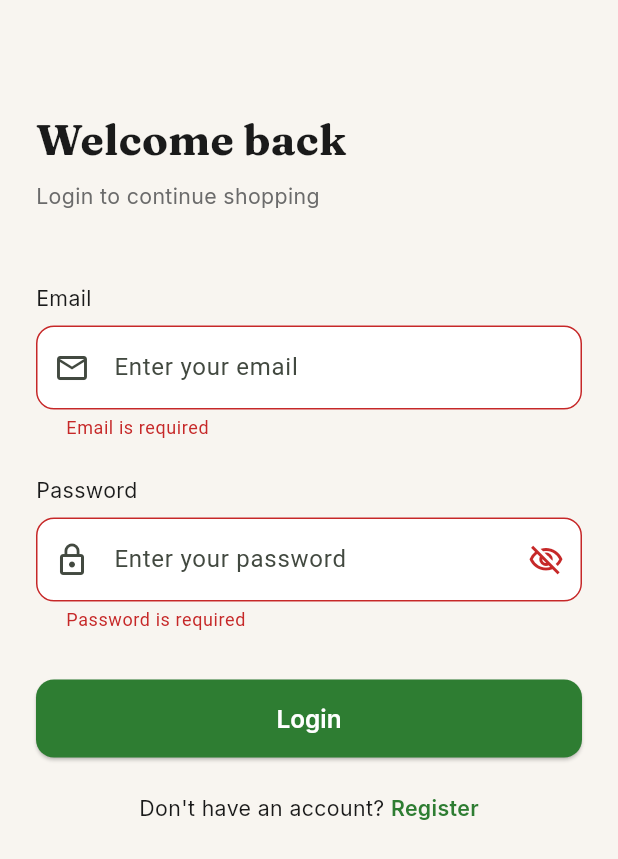
After one commit to prasiddha-dahal/ResGo, a Flutter app: the LoginScreen screen opened directly, after a tap on "Login", on a phone screen of 412 x 824 dp. The commit adds this screen. Shown: the top 859 px of the screen. Run offline on Flutter 3.47's test engine with Material 3 defaults, Android fonts, the phone set to English and light mode, and no system bars; our stand-ins replace dartz, dio, flutter_riverpod, flutter_screenutil, freezed_annotation, go_router and 6 more; accounts and stored records are empty.

Commit message:
feat(auth): implement login screen

```diff
--- a/lib/core/theme/app_text_styles.dart
+++ b/lib/core/theme/app_text_styles.dart
@@ -1,57 +1,56 @@
 import 'package:flutter/material.dart';
+import 'package:flutter_screenutil/flutter_screenutil.dart';
 import 'package:google_fonts/google_fonts.dart';
+
 import 'package:resgo/core/theme/app_colors.dart';
 
 class AppTextStyles {
   AppTextStyles._();
 
   static TextStyle get heading1 => GoogleFonts.fraunces(
-        fontSize: 28,
+        fontSize: 28.sp,
         fontWeight: FontWeight.w700,
         color: AppColors.textPrimary,
       );
 
   static TextStyle get heading2 => GoogleFonts.fraunces(
-        fontSize: 22,
+        fontSize: 22.sp,
         fontWeight: FontWeight.w600,
         color: AppColors.textPrimary,
       );
 
   static TextStyle get heading3 => GoogleFonts.fraunces(
-        fontSize: 18,
+        fontSize: 18.sp,
         fontWeight: FontWeight.w600,
         color: AppColors.textPrimary,
       );
 
-  // Body – clean readable font
   static TextStyle get bodyLarge => GoogleFonts.inter(
-        fontSize: 16,
+        fontSize: 16.sp,
         fontWeight: FontWeight.w400,
         color: AppColors.textPrimary,
       );
 
   static TextStyle get bodyMedium => GoogleFonts.inter(
-        fontSize: 14,
+        fontSize: 14.sp,
         fontWeight: FontWeight.w400,
         color: AppColors.textPrimary,
       );
 
   static TextStyle get bodySmall => GoogleFonts.inter(
-        fontSize: 12,
+        fontSize: 12.sp,
         fontWeight: FontWeight.w400,
         color: AppColors.textSecondary,
       );
 
-  // Buttons
   static TextStyle get button => GoogleFonts.inter(
-        fontSize: 16,
+        fontSize: 16.sp,
         fontWeight: FontWeight.w600,
         color: AppColors.textOnPrimary,
       );
 
-  // Price
   static TextStyle get price => GoogleFonts.inter(
-        fontSize: 18,
+        fontSize: 18.sp,
         fontWeight: FontWeight.w700,
         color: AppColors.primary,
       );
--- /dev/null
+++ b/lib/features/auth/presentation/screens/login_screen.dart
@@ -0,0 +1,188 @@
+import 'package:flutter/material.dart';
+import 'package:flutter_riverpod/flutter_riverpod.dart';
+import 'package:go_router/go_router.dart';
+import 'package:resgo/core/router/app_routes.dart';
+import 'package:resgo/core/theme/app_colors.dart';
+import 'package:resgo/core/theme/app_dimensions.dart';
+import 'package:resgo/core/theme/app_text_styles.dart';
+import 'package:resgo/features/auth/data/models/requests/login_request/login_request.dart';
+import 'package:resgo/features/auth/presentation/providers/auth_controller.dart';
+import 'package:top_snackbar_flutter/custom_snack_bar.dart';
+import 'package:top_snackbar_flutter/top_snack_bar.dart';
+import 'package:loading_animation_widget/loading_animation_widget.dart';
+
+class LoginScreen extends ConsumerStatefulWidget {
+  const LoginScreen({super.key});
+
+  @override
+  ConsumerState<LoginScreen> createState() => _LoginScreenState();
+}
+
+class _LoginScreenState extends ConsumerState<LoginScreen> {
+  final _formKey = GlobalKey<FormState>();
+  final _emailController = TextEditingController();
+  final _passwordController = TextEditingController();
+  bool _obscurePassword = true;
+
+  @override
+  void dispose() {
+    _emailController.dispose();
+    _passwordController.dispose();
+    super.dispose();
+  }
+
+  Future<void> _onLogin() async {
+    if (!_formKey.currentState!.validate()) return;
+
+    await ref
+        .read(authControllerProvider.notifier)
+        .login(
+          LoginRequest(
+            email: _emailController.text.trim(),
+            password: _passwordController.text.trim(),
+          ),
+        );
+
+    final state = ref.read(authControllerProvider);
+
+    if (state.status == AuthStatus.success) {
+      if (mounted) {
+        context.go(AppRoutes.home);
+      }
+    } else if (state.status == AuthStatus.error && state.message != null) {
+      if (mounted) {
+        showTopSnackBar(
+          Overlay.of(context),
+          CustomSnackBar.error(message: state.message!),
+        );
+      }
+    }
+  }
+
+  @override
+  Widget build(BuildContext context) {
+    final authState = ref.watch(authControllerProvider);
+    final isLoading = authState.status == AuthStatus.loading;
+
+    return Scaffold(
+      backgroundColor: AppColors.background,
+      body: SafeArea(
+        child: SingleChildScrollView(
+          padding: const EdgeInsets.all(AppDimensions.lg),
+          child: Form(
+            key: _formKey,
+            child: Column(
+              crossAxisAlignment: CrossAxisAlignment.start,
+              children: [
+                const SizedBox(height: AppDimensions.xxl),
+                Text('Welcome back', style: AppTextStyles.heading1),
+                const SizedBox(height: AppDimensions.sm),
+                Text(
+                  'Login to continue shopping',
+                  style: AppTextStyles.bodyMedium.copyWith(
+                    color: AppColors.textSecondary,
+                  ),
+                ),
+                const SizedBox(height: AppDimensions.xxl),
+
+                // Email
+                Text('Email', style: AppTextStyles.bodyMedium),
+                const SizedBox(height: AppDimensions.sm),
+                TextFormField(
+                  controller: _emailController,
+                  keyboardType: TextInputType.emailAddress,
+                  textInputAction: TextInputAction.next,
+                  decoration: const InputDecoration(
+                    hintText: 'Enter your email',
+                    prefixIcon: Icon(Icons.email_outlined),
+                  ),
+                  validator: (value) {
+                    if (value == null || value.trim().isEmpty) {
+                      return 'Email is required';
+                    }
+                    if (!value.contains('@')) {
+                      return 'Enter a valid email';
+                    }
+                    return null;
+                  },
+                ),
+                const SizedBox(height: AppDimensions.lg),
+
+                // Password
+                Text('Password', style: AppTextStyles.bodyMedium),
+                const SizedBox(height: AppDimensions.sm),
+                TextFormField(
+                  controller: _passwordController,
+                  obscureText: _obscurePassword,
+                  textInputAction: TextInputAction.done,
+                  onFieldSubmitted: (_) => _onLogin(),
+                  decoration: InputDecoration(
+                    hintText: 'Enter your password',
+                    prefixIcon: const Icon(Icons.lock_outline),
+                    suffixIcon: IconButton(
+                      icon: Icon(
+                        _obscurePassword
+                            ? Icons.visibility_off_outlined
+                            : Icons.visibility_outlined,
+                      ),
+                      onPressed: () {
+                        setState(() => _obscurePassword = !_obscurePassword);
+                      },
+                    ),
+                  ),
+                  validator: (value) {
+                    if (value == null || value.isEmpty) {
+                      return 'Password is required';
+                    }
+                    if (value.length < 6) {
+                      return 'Password must be at least 6 characters';
+                    }
+                    return null;
+                  },
+                ),
+                const SizedBox(height: AppDimensions.xl),
+
+                // Login button
+                SizedBox(
+                  width: double.infinity,
+                  height: AppDimensions.buttonHeight,
+                  child: ElevatedButton(
+                    onPressed: isLoading ? null : _onLogin,
+                    child: isLoading
+                        ? LoadingAnimationWidget.staggeredDotsWave(
+                            color: AppColors.textOnPrimary,
+                            size: AppDimensions.iconMd,
+                          )
+                        : const Text('Login'),
+                  ),
+                ),
+                const SizedBox(height: AppDimensions.lg),
+
+                // Go to Register
+                Row(
+                  mainAxisAlignment: MainAxisAlignment.center,
+                  children: [
+                    Text(
+                      "Don't have an account? ",
+                      style: AppTextStyles.bodyMedium,
+                    ),
+                    GestureDetector(
+                      onTap: () => context.replace(AppRoutes.register),
+                      child: Text(
+                        'Register',
+                        style: AppTextStyles.bodyMedium.copyWith(
+                          color: AppColors.primary,
+                          fontWeight: FontWeight.w600,
+                        ),
+                      ),
+                    ),
+                  ],
+                ),
+              ],
+            ),
+          ),
+        ),
+      ),
+    );
+  }
+}
```
